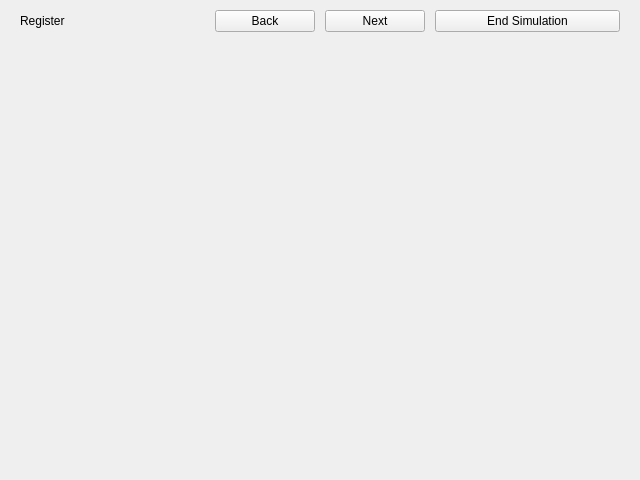
First picture: the form in src/views/register_view.ui, repository devforgely/MFA-Simulator, before the edit.
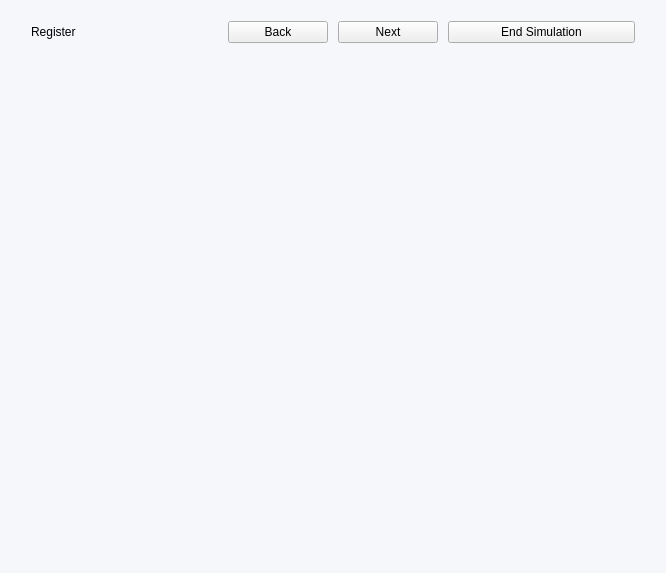
Second picture: the form after the edit.

```diff
--- a/src/views/register_view.ui
+++ b/src/views/register_view.ui
@@ -6,29 +6,19 @@
    <rect>
     <x>0</x>
     <y>0</y>
-    <width>640</width>
-    <height>480</height>
+    <width>666</width>
+    <height>573</height>
    </rect>
   </property>
   <property name="windowTitle">
    <string>Form</string>
   </property>
-  <layout class="QVBoxLayout" name="verticalLayout_2">
-   <property name="spacing">
-    <number>0</number>
-   </property>
-   <property name="leftMargin">
-    <number>0</number>
-   </property>
-   <property name="topMargin">
-    <number>0</number>
-   </property>
-   <property name="rightMargin">
-    <number>0</number>
-   </property>
-   <property name="bottomMargin">
-    <number>0</number>
-   </property>
+  <property name="styleSheet">
+   <string notr="true">#Form {
+	background-color: #f6f7fb;
+}</string>
+  </property>
+  <layout class="QVBoxLayout" name="verticalLayout">
    <item>
     <widget class="QFrame" name="frame">
      <property name="frameShape">
```
